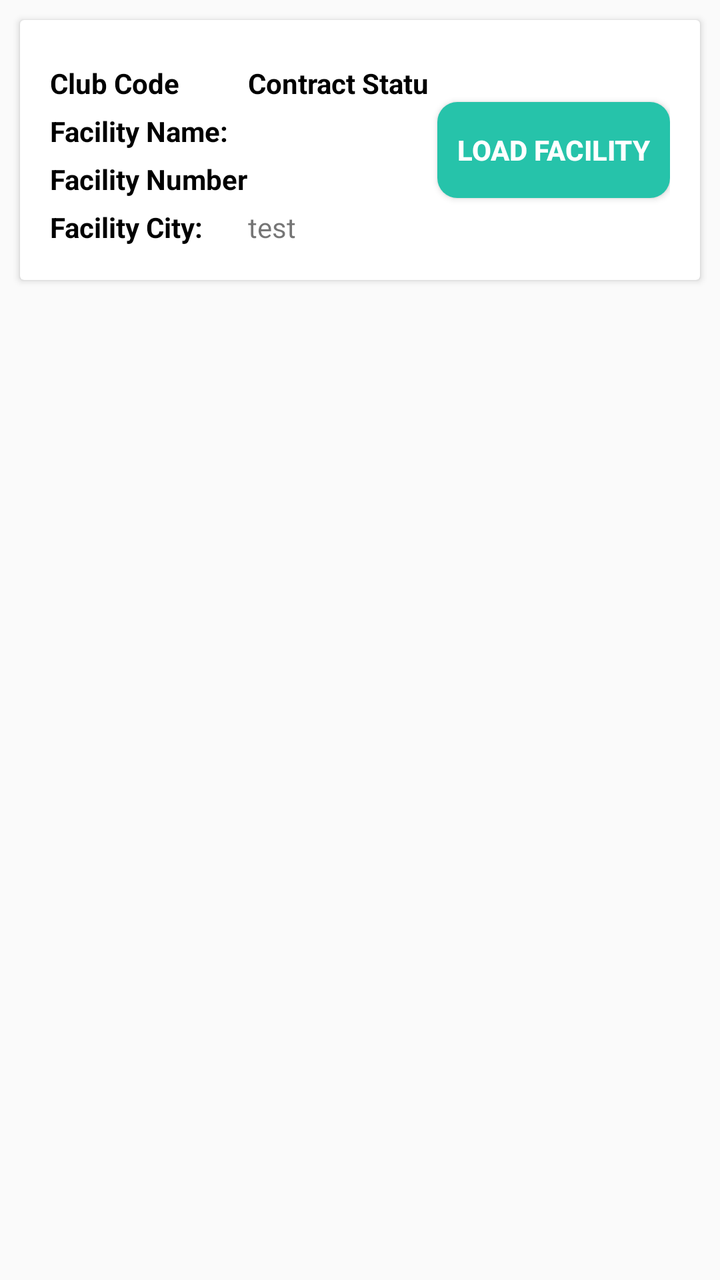
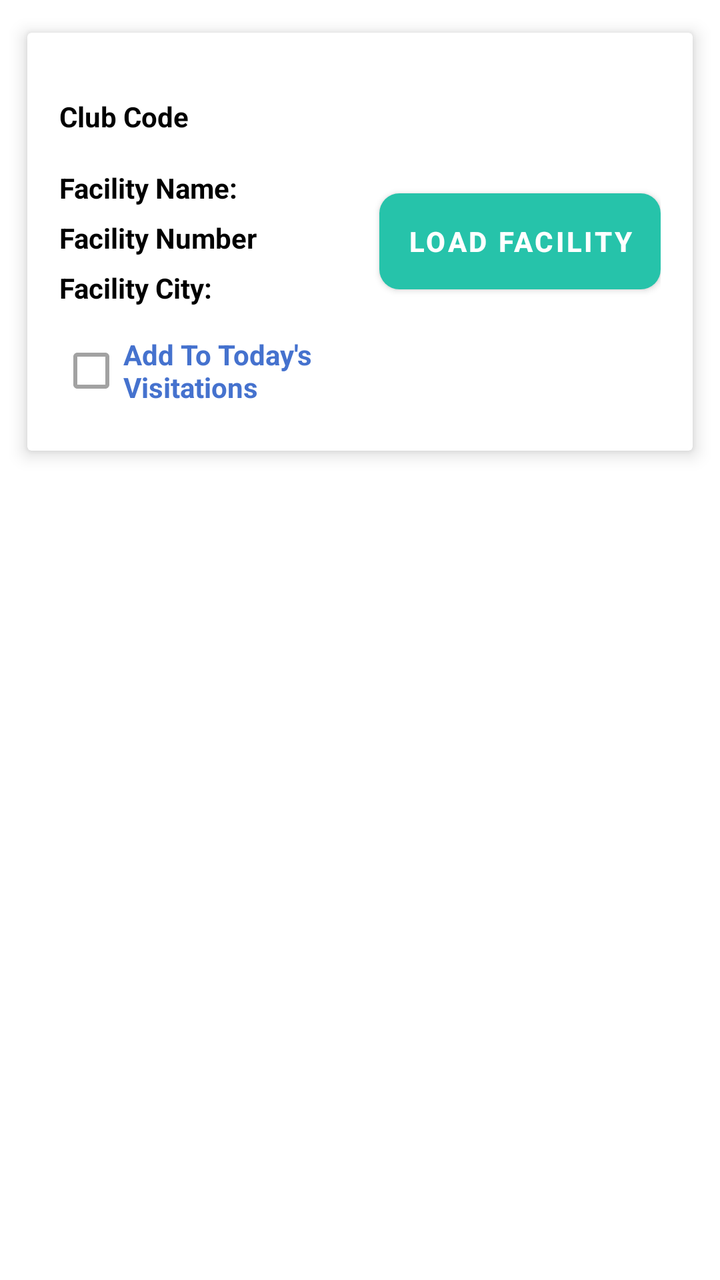

The first picture is an Android layout as it rendered before a commit; the second is the same layout after the commit. The layout source and the unified diff follow.
<!-- AndroidManifest.xml: application theme myAppThemeCompat -->
<!-- res/layout/adhoc_visitation_facility_list_item.xml -->
<?xml version="1.0" encoding="utf-8"?>
<RelativeLayout xmlns:android="http://schemas.android.com/apk/res/android"
    xmlns:tools="http://schemas.android.com/tools"
    xmlns:app="http://schemas.android.com/apk/res-auto"
    android:id="@+id/list_item_ll"
    android:layout_width="match_parent"
    android:layout_height="match_parent"
    android:orientation="vertical">

    <androidx.cardview.widget.CardView
        android:layout_width="match_parent"
        android:layout_height="130dp"
        android:layout_margin="10dp"
        tools:cardElevation="5dp">

        <RelativeLayout
            android:layout_width="match_parent"
            android:layout_height="wrap_content"
            android:layout_alignParentLeft="true"
            android:layout_alignParentTop="true"
            android:layout_gravity="center_vertical"
            android:padding="15dp">

            <Button
                android:id="@+id/loadFacilityButton"
                android:layout_width="wrap_content"
                android:layout_height="wrap_content"
                android:layout_alignParentRight="true"
                android:layout_centerVertical="true"
                android:background="@drawable/new_btn_bkg"
                android:textColor="@color/white"
                app:backgroundTint="@null"
                android:paddingLeft="10dp"
                android:paddingRight="10dp"
                android:text="Load Facility"
                android:textStyle="bold" />

            <TableLayout

                android:layout_width="match_parent"
                android:layout_height="wrap_content"
                android:layout_toLeftOf="@id/loadFacilityButton"
                android:layout_alignParentTop="true"
                android:layout_marginRight="5dp"
                android:stretchColumns="*"
                >

                <TableRow android:layout_marginTop="5dp">
                    <TextView
                        android:text="Club Code"
                        android:textStyle="bold"
                        android:textColor="@color/black"
                        android:layout_width="wrap_content"
                        android:layout_height="wrap_content"
                        android:layout_column="0"
                        />
                    <TextView
                        android:id="@+id/adHocClubCodeValueTextView"
                        android:layout_width="match_parent"
                        android:layout_height="wrap_content"
                        android:layout_column="1"
                        />
                    <TextView
                        android:text="Contract Status"
                        android:textStyle="bold"
                        android:textColor="@color/black"
                        android:layout_width="wrap_content"
                        android:layout_height="wrap_content"
                        android:layout_column="2"
                        />
                    <TextView
                        android:id="@+id/adHocCoStatusValueTextView"
                        android:layout_width="match_parent"
                        android:layout_height="wrap_content"
                        android:layout_column="3"
                        />
                </TableRow>


                <TableRow android:layout_marginTop="5dp">
                    <TextView
                        android:text="Facility Name: "
                        android:textStyle="bold"
                        android:textColor="@color/black"
                        android:layout_width="wrap_content"
                        android:layout_height="wrap_content"
                        android:layout_column="0"
                        />
                    <TextView
                        android:id="@id/facilityNameValueTextView"
                        android:layout_width="match_parent"
                        android:layout_height="wrap_content"
                        android:layout_column="1"
                        android:layout_span="3"
                        />
                </TableRow>
                <TableRow android:layout_marginTop="5dp">
                    <TextView
                        android:text="Facility Number"
                        android:textStyle="bold"
                        android:textColor="@color/black"
                        android:layout_width="wrap_content"
                        android:layout_height="wrap_content"
                        android:layout_column="0"
                        />
                    <TextView
                        android:id="@+id/facilityNumberValueTextView"
                        android:layout_width="match_parent"
                        android:layout_height="wrap_content"
                        android:layout_column="1"
                        android:layout_span="3"
                        />
                </TableRow>
                <TableRow android:layout_marginTop="5dp">
                    <TextView
                        android:textStyle="bold"
                        android:textColor="@color/black"
                        android:layout_width="wrap_content"
                        android:layout_height="wrap_content"
                        android:layout_column="0"
                        android:text="Facility City:"
                        />

                    <TextView
                        android:id="@+id/cityValueTextView"
                        android:layout_width="match_parent"
                        android:layout_height="wrap_content"
                        android:layout_column="1"
                        android:layout_span="3"
                        android:text="test" />
                </TableRow>
            </TableLayout>

        </RelativeLayout>
    </androidx.cardview.widget.CardView>
</RelativeLayout>
<!-- resources referenced by this layout -->
<resources>
  <color name="black">#000000</color>
  <color name="white">#FFFFFF</color>
  <!-- drawable new_btn_bkg (drawable) -->
  <selector xmlns:android="http://schemas.android.com/apk/res/android">
      
      <item android:drawable="@drawable/grey_background_button" android:state_enabled="false"/>
      
      <item android:drawable="@drawable/green_background_button" android:state_enabled="true"/>
  </selector>
  <style name="myAppThemeCompat" parent="Theme.AppCompat.Light.NoActionBar">
  
          <item name="colorPrimary">@color/mainColor</item>
          <item name="colorPrimaryDark">@color/headerColor</item>
  
          <item name="drawerArrowStyle">@style/DrawerArrowStyle</item>
          <item name="actionMenuTextColor">@android:color/white</item>
          <item name="colorButtonNormal">#26C3AA</item>
          <item name="colorControlActivated">@color/mainColor</item> 
          <item name="buttonTint">@color/mainColor</item> 
          <item name="colorOnSurface">@color/black</item>
          <item name="colorSurface">@color/gray</item>
          <item name="android:datePickerDialogTheme">@color/mainColor</item>
          <item name="android:statusBarColor">@color/mainColor</item>
          <item name="android:windowLightStatusBar">true</item> 
  
          
          <item name="colorPrimaryVariant">@color/mainColor</item>
  
  
  
          
          
          
          
  
      </style>
  <!-- drawable grey_background_button (drawable) -->
  <?xml version="1.0" encoding="utf-8"?>
  <shape xmlns:android="http://schemas.android.com/apk/res/android"
      android:shape="rectangle" >
      <corners android:radius="10dp"/>
      <solid android:color="@color/light_gray" />
  
  </shape>
  <!-- drawable green_background_button (drawable) -->
  <?xml version="1.0" encoding="utf-8"?>
  <shape xmlns:android="http://schemas.android.com/apk/res/android"
      android:shape="rectangle" >
      <corners android:radius="10dp"/>
      <solid android:color="#26C3AA" />
  </shape>
  <color name="mainColor">#4572ce</color>
  <color name="headerColor">#646464</color>
  <style name="DrawerArrowStyle" parent="Widget.AppCompat.DrawerArrowToggle">
          <item name="spinBars">true</item>
          <item name="color">@android:color/white</item>
      </style>
  <color name="gray">#A2A2A2</color>
  <color name="light_gray">#D7D7D7</color>
</resources>

<!-- the commit's change to res/layout/adhoc_visitation_facility_list_item.xml (unified diff, before → after) -->
@@ -4,133 +4,158 @@
     xmlns:app="http://schemas.android.com/apk/res-auto"
     android:id="@+id/list_item_ll"
     android:layout_width="match_parent"
-    android:layout_height="match_parent"
-    android:orientation="vertical">
+    android:layout_height="wrap_content"
+    android:padding="0dp">
 
     <androidx.cardview.widget.CardView
         android:layout_width="match_parent"
-        android:layout_height="130dp"
-        android:layout_margin="10dp"
-        tools:cardElevation="5dp">
+        android:layout_height="wrap_content"
+        android:layout_margin="8dp"
+        app:cardElevation="5dp"
+        app:cardUseCompatPadding="true">
 
         <RelativeLayout
             android:layout_width="match_parent"
             android:layout_height="wrap_content"
-            android:layout_alignParentLeft="true"
-            android:layout_alignParentTop="true"
-            android:layout_gravity="center_vertical"
-            android:padding="15dp">
+            android:padding="16dp">
 
+            
             <Button
                 android:id="@+id/loadFacilityButton"
                 android:layout_width="wrap_content"
                 android:layout_height="wrap_content"
-                android:layout_alignParentRight="true"
+                android:layout_alignParentEnd="true"
                 android:layout_centerVertical="true"
+
+                android:text="Load Facility"
+                android:textColor="@color/white"
+                android:textStyle="bold"
+                android:paddingStart="14dp"
+                android:paddingEnd="14dp"
                 android:background="@drawable/new_btn_bkg"
-                android:textColor="@color/white"
-                app:backgroundTint="@null"
-                android:paddingLeft="10dp"
-                android:paddingRight="10dp"
-                android:text="Load Facility"
-                android:textStyle="bold" />
+                app:backgroundTint="@null" />
 
+            
             <TableLayout
-
                 android:layout_width="match_parent"
                 android:layout_height="wrap_content"
-                android:layout_toLeftOf="@id/loadFacilityButton"
-                android:layout_alignParentTop="true"
-                android:layout_marginRight="5dp"
-                android:stretchColumns="*"
-                >
+                android:layout_alignParentStart="true"
+                android:layout_toStartOf="@id/loadFacilityButton"
+                android:layout_marginEnd="12dp"
+                android:stretchColumns="0,1,4">
 
-                <TableRow android:layout_marginTop="5dp">
+                
+                <TableRow android:layout_marginTop="6dp">
+
                     <TextView
+                        android:layout_width="wrap_content"
+                        android:layout_height="wrap_content"
                         android:text="Club Code"
                         android:textStyle="bold"
-                        android:textColor="@color/black"
+                        android:textColor="@color/black" />
+
+                    <TextView
+                        android:id="@+id/adHocClubCodeValueTextView"
+                        android:layout_width="wrap_content"
+                        android:layout_height="wrap_content" />
+
+                    <TextView
                         android:layout_width="wrap_content"
                         android:layout_height="wrap_content"
-                        android:layout_column="0"
-                        />
+                        android:visibility="gone"
+                        android:text="Contract Status"
+                        android:layout_marginEnd="20dp"
+                        android:textStyle="bold"
+                        android:textColor="@color/black" />
+
+                    <com.google.android.material.chip.Chip
+                        android:id="@+id/adHocCoStatusValueTextView"
+                        android:layout_width="wrap_content"
+                        android:layout_height="40dp"
+                        android:text="ACTIVE"
+                        android:textStyle="bold"
+                        android:textSize="16sp"
+                        android:textColor="@color/white"
+                        app:chipBackgroundColor="@color/mainColor"
+                        app:chipCornerRadius="12dp"
+                        app:chipMinHeight="28dp"
+                        app:chipStartPadding="8dp"
+                        app:chipEndPadding="8dp"
+                        app:ensureMinTouchTargetSize="false"
+                        app:closeIconEnabled="false" />
+                    <View android:layout_column="4"
+                        android:layout_width="0dp"
+                        android:layout_height="0dp"/>
+                </TableRow>
+
+                
+                <TableRow android:layout_marginTop="6dp">
+
                     <TextView
-                        android:id="@+id/adHocClubCodeValueTextView"
-                        android:layout_width="match_parent"
-                        android:layout_height="wrap_content"
-                        android:layout_column="1"
-                        />
-                    <TextView
-                        android:text="Contract Status"
-                        android:textStyle="bold"
-                        android:textColor="@color/black"
                         android:layout_width="wrap_content"
                         android:layout_height="wrap_content"
-                        android:layout_column="2"
-                        />
+                        android:text="Facility Name:"
+                        android:textStyle="bold"
+                        android:textColor="@color/black" />
+
                     <TextView
-                        android:id="@+id/adHocCoStatusValueTextView"
-                        android:layout_width="match_parent"
+                        android:id="@id/facilityNameValueTextView"
+                        android:layout_width="wrap_content"
                         android:layout_height="wrap_content"
-                        android:layout_column="3"
-                        />
+                        android:layout_span="3" />
                 </TableRow>
 
+                
+                <TableRow android:layout_marginTop="6dp">
 
-                <TableRow android:layout_marginTop="5dp">
                     <TextView
-                        android:text="Facility Name: "
-                        android:textStyle="bold"
-                        android:textColor="@color/black"
                         android:layout_width="wrap_content"
                         android:layout_height="wrap_content"
-                        android:layout_column="0"
-                        />
-                    <TextView
-                        android:id="@id/facilityNameValueTextView"
-                        android:layout_width="match_parent"
-                        android:layout_height="wrap_content"
-                        android:layout_column="1"
-                        android:layout_span="3"
-                        />
-                </TableRow>
-                <TableRow android:layout_marginTop="5dp">
-                    <TextView
                         android:text="Facility Number"
                         android:textStyle="bold"
-                        android:textColor="@color/black"
+                        android:textColor="@color/black" />
+
+                    <TextView
+                        android:id="@+id/facilityNumberValueTextView"
                         android:layout_width="wrap_content"
                         android:layout_height="wrap_content"
-                        android:layout_column="0"
-                        />
+                        android:layout_span="3" />
+                </TableRow>
+
+                
+                <TableRow android:layout_marginTop="6dp">
+
                     <TextView
-                        android:id="@+id/facilityNumberValueTextView"
-                        android:layout_width="match_parent"
-                        android:layout_height="wrap_content"
-                        android:layout_column="1"
-                        android:layout_span="3"
-                        />
-                </TableRow>
-                <TableRow android:layout_marginTop="5dp">
-                    <TextView
-                        android:textStyle="bold"
-                        android:textColor="@color/black"
                         android:layout_width="wrap_content"
                         android:layout_height="wrap_content"
-                        android:layout_column="0"
                         android:text="Facility City:"
-                        />
+                        android:textStyle="bold"
+                        android:textColor="@color/black" />
 
                     <TextView
                         android:id="@+id/cityValueTextView"
-                        android:layout_width="match_parent"
+                        android:layout_width="wrap_content"
                         android:layout_height="wrap_content"
-                        android:layout_column="1"
                         android:layout_span="3"
                         android:text="test" />
                 </TableRow>
+
+                
+                <TableRow android:layout_marginTop="8dp">
+
+                    <CheckBox
+                        android:id="@+id/todayVisCB"
+                        android:layout_width="wrap_content"
+                        android:layout_height="wrap_content"
+                        android:text="Add To Today's Visitations"
+                        android:textStyle="bold"
+                        android:textColor="@color/mainColor"
+                        app:buttonTint="@drawable/checkbox_bkg" />
+                </TableRow>
+
             </TableLayout>
 
         </RelativeLayout>
     </androidx.cardview.widget.CardView>
+
 </RelativeLayout>
<!-- resource entries referenced after the edit -->
@@ -2,6 +2,14 @@
 <resources>
   <color name="black">#000000</color>
   <color name="white">#FFFFFF</color>
+  <!-- drawable checkbox_bkg (drawable) -->
+  <?xml version="1.0" encoding="utf-8"?>
+  <selector xmlns:android="http://schemas.android.com/apk/res/android">
+      
+      <item android:color="@color/cb_green" android:state_checked="true" />
+      
+      <item android:color="@color/gray" android:state_checked="false" />
+  </selector>
   <!-- drawable new_btn_bkg (drawable) -->
   <selector xmlns:android="http://schemas.android.com/apk/res/android">
       
@@ -9,7 +17,7 @@
       
       <item android:drawable="@drawable/green_background_button" android:state_enabled="true"/>
   </selector>
-  <style name="myAppThemeCompat" parent="Theme.AppCompat.Light.NoActionBar">
+  <style name="myAppThemeCompat" parent="Theme.MaterialComponents.Light.NoActionBar">
   
           <item name="colorPrimary">@color/mainColor</item>
           <item name="colorPrimaryDark">@color/headerColor</item>
@@ -36,6 +44,7 @@
           
   
       </style>
+  <color name="cb_green">#008080</color>
   <!-- drawable grey_background_button (drawable) -->
   <?xml version="1.0" encoding="utf-8"?>
   <shape xmlns:android="http://schemas.android.com/apk/res/android"
